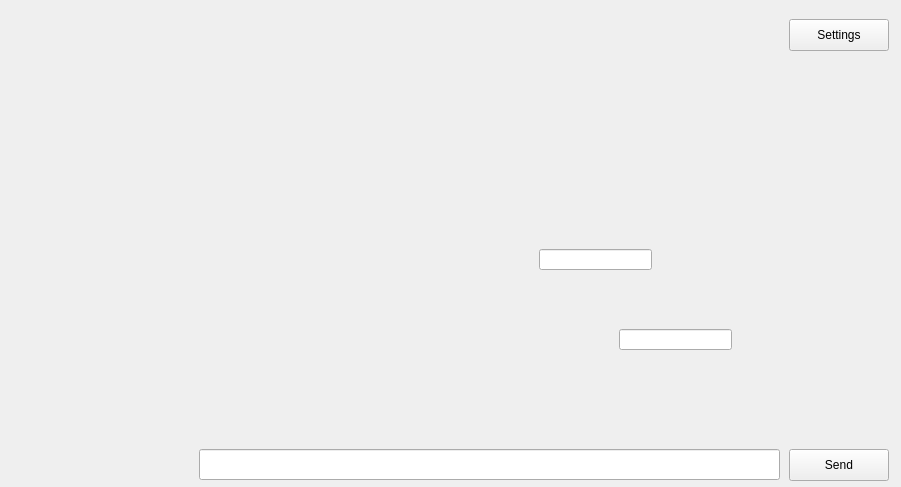
The window that mainwindow.ui (amorra1/vaulttalk) describes before a commit, drawn with Qt 5.
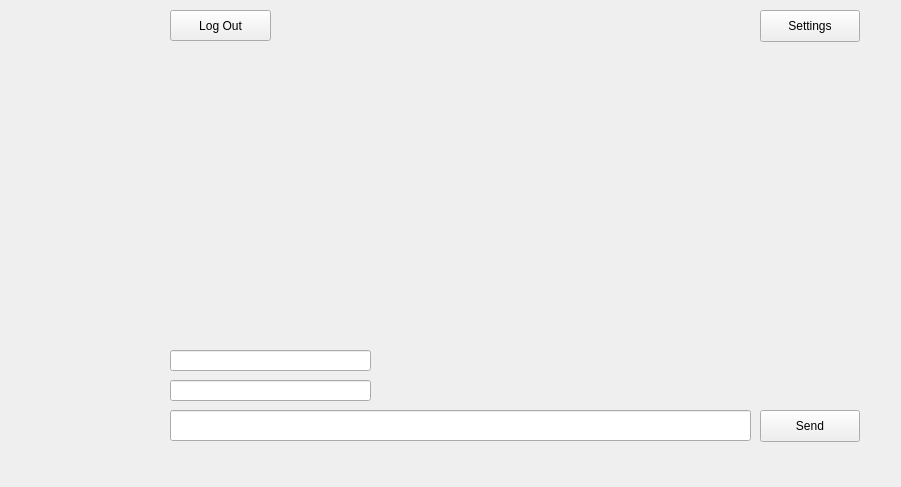
The same window after the commit. The open tabs and pages were chosen to show the change.

Diff of the .ui file:
```diff
--- a/mainwindow.ui
+++ b/mainwindow.ui
@@ -17,8 +17,8 @@
    <widget class="QStackedWidget" name="stackedWidget">
     <property name="geometry">
      <rect>
-      <x>-1</x>
-      <y>-1</y>
+      <x>-20</x>
+      <y>-10</y>
       <width>901</width>
       <height>551</height>
      </rect>
@@ -65,9 +65,9 @@
      <widget class="QLineEdit" name="receiverInput">
       <property name="geometry">
        <rect>
-        <x>540</x>
-        <y>250</y>
-        <width>113</width>
+        <x>190</x>
+        <y>360</y>
+        <width>201</width>
         <height>21</height>
        </rect>
       </property>
@@ -75,9 +75,9 @@
      <widget class="QLineEdit" name="senderInput">
       <property name="geometry">
        <rect>
-        <x>620</x>
-        <y>330</y>
-        <width>113</width>
+        <x>190</x>
+        <y>390</y>
+        <width>201</width>
         <height>21</height>
        </rect>
       </property>
@@ -85,8 +85,8 @@
      <widget class="QPushButton" name="sendButton">
       <property name="geometry">
        <rect>
-        <x>790</x>
-        <y>450</y>
+        <x>780</x>
+        <y>420</y>
         <width>100</width>
         <height>32</height>
        </rect>
@@ -98,7 +98,7 @@
      <widget class="QPushButton" name="settingsButton">
       <property name="geometry">
        <rect>
-        <x>790</x>
+        <x>780</x>
         <y>20</y>
         <width>100</width>
         <height>32</height>
@@ -111,13 +111,26 @@
      <widget class="QLineEdit" name="messageInput">
       <property name="geometry">
        <rect>
-        <x>200</x>
-        <y>450</y>
+        <x>190</x>
+        <y>420</y>
         <width>581</width>
         <height>31</height>
        </rect>
       </property>
      </widget>
+     <widget class="QPushButton" name="logOutButton">
+      <property name="geometry">
+       <rect>
+        <x>190</x>
+        <y>20</y>
+        <width>101</width>
+        <height>31</height>
+       </rect>
+      </property>
+      <property name="text">
+       <string>Log Out</string>
+      </property>
+     </widget>
     </widget>
     <widget class="QWidget" name="settingsPage">
      <widget class="QPushButton" name="homeButton">
```
Left out of the diff: 33 changed lines with no effect on the pictures.
